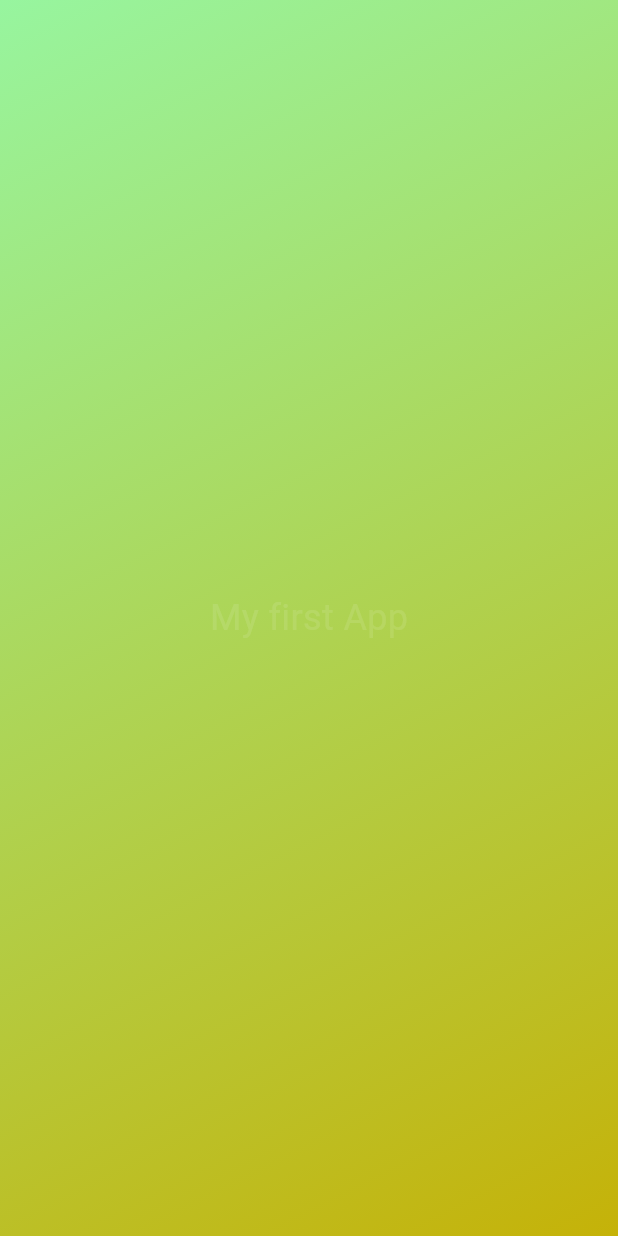
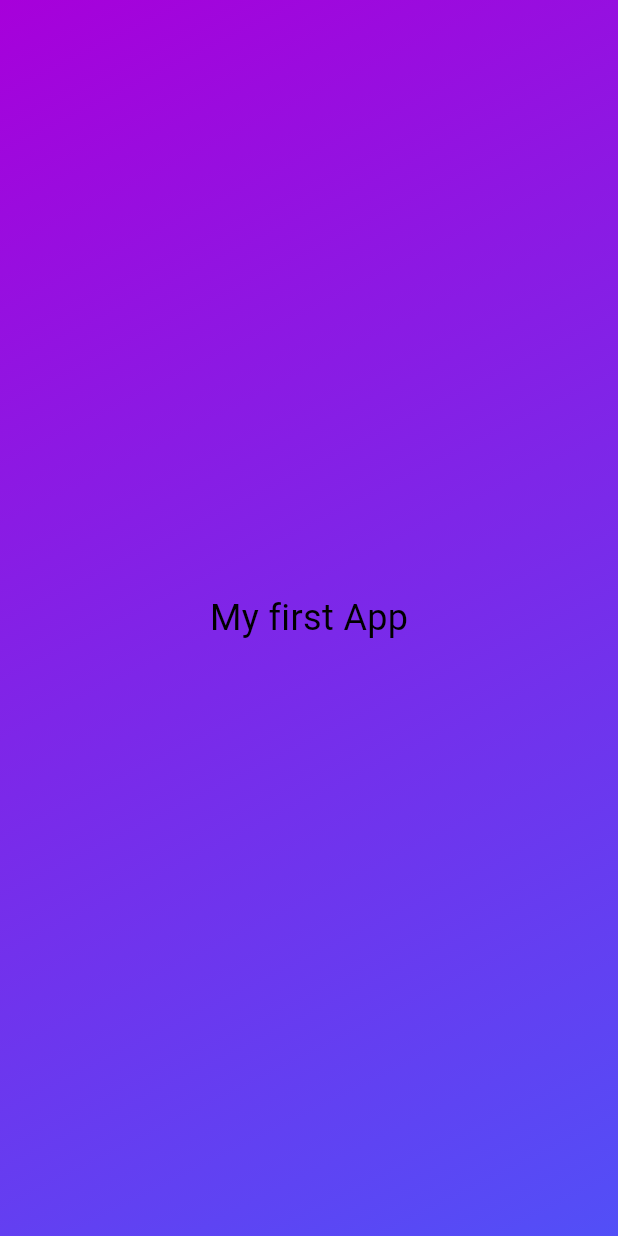
Before and after one commit to talrejaarvin/first_app, a Flutter app: the screen it shows after launch, on a phone screen of 412 x 824 dp. Run offline on Flutter 3.47's test engine with Material 3 defaults, Android fonts, the phone set to English and light mode, and no system bars.

```diff
--- /dev/null
+++ b/lib/gradient_container.dart
@@ -0,0 +1,25 @@
+import 'package:first_app/style_text.dart';
+import 'package:flutter/material.dart';
+
+class GradientWidget extends StatelessWidget {
+  const GradientWidget({super.key});
+
+  @override
+  Widget build(context) {
+    return Container(
+      decoration: const BoxDecoration(
+        gradient: LinearGradient(
+          colors: [
+            Color.fromARGB(255, 167, 0, 218),
+            Color.fromARGB(255, 82, 79, 247),
+          ],
+          begin: Alignment.topLeft,
+          end: AlignmentDirectional.bottomEnd,
+        ),
+      ),
+      child: const Center(
+        child: StyleText(),
+      ),
+    );
+  }
+}
--- /dev/null
+++ b/lib/style_text.dart
@@ -0,0 +1,16 @@
+import 'package:flutter/material.dart';
+
+class StyleText extends StatelessWidget {
+  const StyleText({super.key});
+
+  @override
+  Widget build(context) {
+    return const Text(
+      'My first App',
+      style: TextStyle(
+        color: Color.fromARGB(255, 0, 0, 0),
+        fontSize: 24.0,
+      ),
+    );
+  }
+}
```
Also changed, not shown: lib/main.dart (+4 -23 lines), 1 other file.
